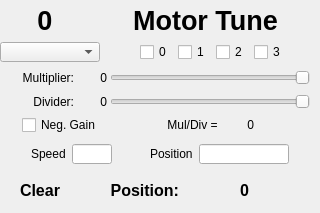
Qt form cbcui/ui/MotorTuning.ui (kipr/cbc) before a commit.
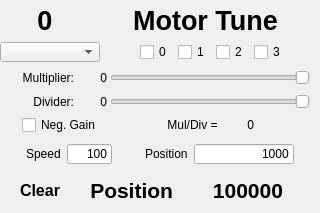
The same form after that commit. Icons and pictures are not drawn.

Commit message: reworked the motor test page.

The edit to the form file:
```diff
--- a/cbcui/ui/MotorTuning.ui
+++ b/cbcui/ui/MotorTuning.ui
@@ -622,16 +622,19 @@
        </property>
        <property name="minimumSize" >
         <size>
-         <width>40</width>
+         <width>45</width>
          <height>20</height>
         </size>
        </property>
        <property name="maximumSize" >
         <size>
-         <width>40</width>
+         <width>45</width>
          <height>20</height>
         </size>
        </property>
+       <property name="text" >
+        <string>100</string>
+       </property>
        <property name="alignment" >
         <set>Qt::AlignRight|Qt::AlignTrailing|Qt::AlignVCenter</set>
        </property>
@@ -667,16 +670,19 @@
        </property>
        <property name="minimumSize" >
         <size>
-         <width>90</width>
+         <width>100</width>
          <height>20</height>
         </size>
        </property>
        <property name="maximumSize" >
         <size>
-         <width>90</width>
+         <width>100</width>
          <height>20</height>
         </size>
        </property>
+       <property name="text" >
+        <string>1000</string>
+       </property>
        <property name="alignment" >
         <set>Qt::AlignRight|Qt::AlignTrailing|Qt::AlignVCenter</set>
        </property>
@@ -700,7 +706,7 @@
    <item>
     <layout class="QHBoxLayout" >
      <property name="spacing" >
-      <number>0</number>
+      <number>10</number>
      </property>
      <property name="bottomMargin" >
       <number>3</number>
@@ -771,13 +777,19 @@
       <widget class="QLabel" name="positionLabel" >
        <property name="font" >
         <font>
-         <pointsize>12</pointsize>
+         <pointsize>16</pointsize>
          <weight>75</weight>
+         <italic>false</italic>
          <bold>true</bold>
         </font>
        </property>
+       <property name="styleSheet" >
+        <string>color:black;
+font:bold;
+font-size:16pt;</string>
+       </property>
        <property name="text" >
-        <string>Position:</string>
+        <string>Position</string>
        </property>
        <property name="alignment" >
         <set>Qt::AlignRight|Qt::AlignTrailing|Qt::AlignVCenter</set>
@@ -788,19 +800,31 @@
       <widget class="QLabel" name="ui_MotorPositionLabel" >
        <property name="minimumSize" >
         <size>
-         <width>70</width>
-         <height>0</height>
+         <width>100</width>
+         <height>30</height>
+        </size>
+       </property>
+       <property name="maximumSize" >
+        <size>
+         <width>100</width>
+         <height>30</height>
         </size>
        </property>
        <property name="font" >
         <font>
-         <pointsize>12</pointsize>
+         <pointsize>16</pointsize>
          <weight>75</weight>
+         <italic>false</italic>
          <bold>true</bold>
         </font>
        </property>
+       <property name="styleSheet" >
+        <string>color:black;
+font:bold;
+font-size:16pt;</string>
+       </property>
        <property name="text" >
-        <string>0</string>
+        <string>100000</string>
        </property>
        <property name="alignment" >
         <set>Qt::AlignRight|Qt::AlignTrailing|Qt::AlignVCenter</set>
```
The commit also changes 6 other files.
